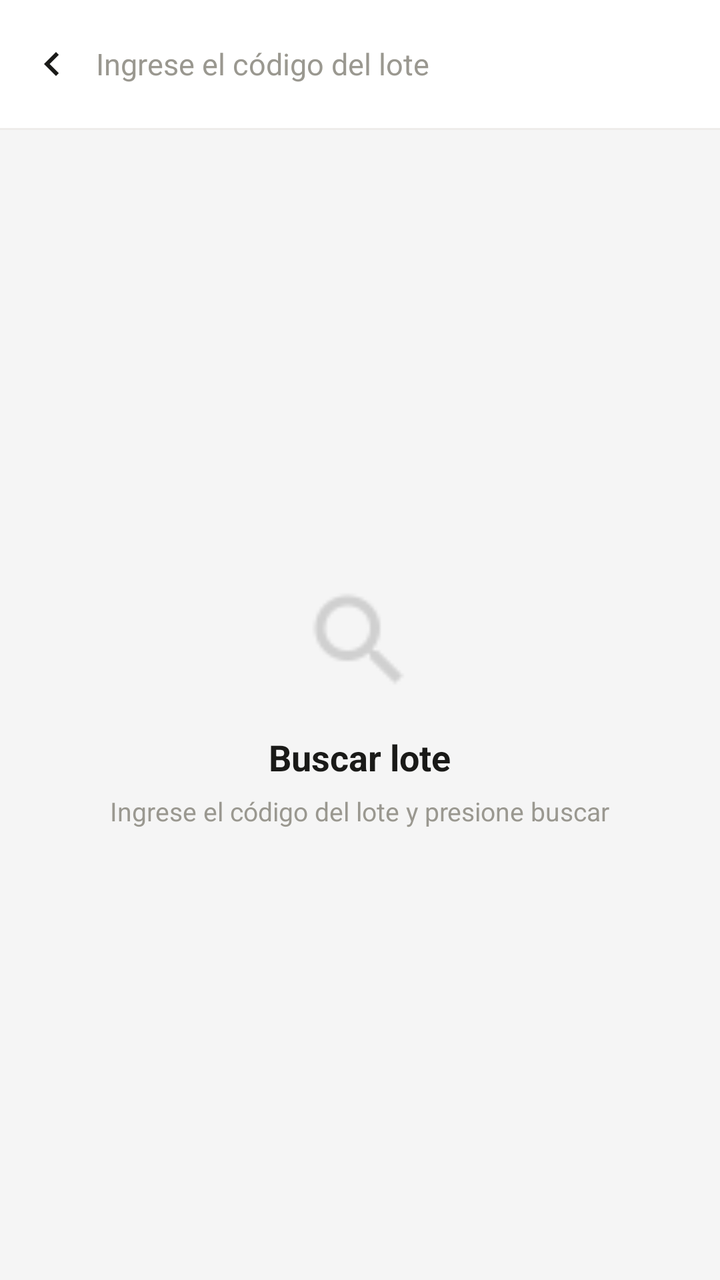
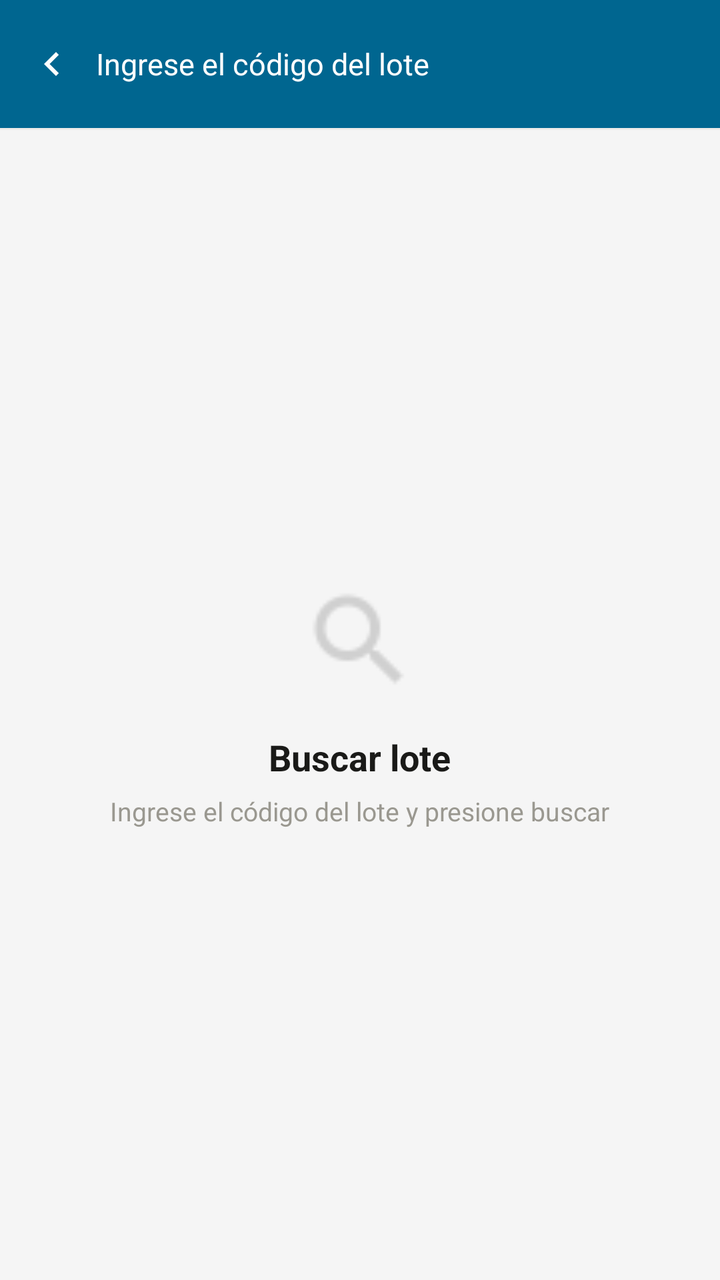

Compare the two renders of this Android layout. The source of the first and the diff that turns it into the second are given below.
<!-- AndroidManifest.xml: activity theme Theme.GMV -->
<!-- res/layout/activity_historial_lotes.xml -->
<?xml version="1.0" encoding="utf-8"?>
<LinearLayout xmlns:android="http://schemas.android.com/apk/res/android"
    xmlns:app="http://schemas.android.com/apk/res-auto"
    android:layout_width="match_parent"
    android:layout_height="match_parent"
    android:background="@color/grey_5"
    android:fitsSystemWindows="true"
    android:orientation="vertical">

    <com.google.android.material.appbar.AppBarLayout
        android:layout_width="match_parent"
        android:layout_height="wrap_content"
        android:background="@android:color/white"
        android:elevation="0dp"
        android:fitsSystemWindows="true">

        <androidx.appcompat.widget.Toolbar
            android:id="@+id/toolbar"
            android:layout_width="match_parent"
            android:layout_height="?attr/actionBarSize"
            android:background="@android:color/white"
            app:contentInsetStart="0dp"
            app:contentInsetEnd="0dp">

            <LinearLayout
                android:layout_width="match_parent"
                android:layout_height="match_parent"
                android:gravity="center_vertical"
                android:orientation="horizontal"
                android:paddingStart="4dp"
                android:paddingEnd="12dp">

                <ImageButton
                    android:id="@+id/btn_back"
                    android:layout_width="44dp"
                    android:layout_height="44dp"
                    android:background="?attr/selectableItemBackgroundBorderless"
                    android:contentDescription="Regresar"
                    android:src="@drawable/ic_arrow_left"
                    android:tint="#1A1A18" />

                <EditText
                    android:id="@+id/et_search"
                    android:layout_width="0dp"
                    android:layout_height="match_parent"
                    android:layout_weight="1"
                    android:background="@android:color/transparent"
                    android:hint="Ingrese el código del lote"
                    android:imeOptions="actionSearch"
                    android:inputType="text"
                    android:maxLines="1"
                    android:textColor="#1A1A18"
                    android:textColorHint="#9A9890"
                    android:textSize="15sp" />

                <ImageButton
                    android:id="@+id/btn_clear"
                    android:layout_width="40dp"
                    android:layout_height="40dp"
                    android:background="?attr/selectableItemBackgroundBorderless"
                    android:contentDescription="Limpiar"
                    android:src="@drawable/ic_close"
                    android:tint="#9A9890"
                    android:visibility="gone" />

            </LinearLayout>

        </androidx.appcompat.widget.Toolbar>

    </com.google.android.material.appbar.AppBarLayout>

    <View
        android:layout_width="match_parent"
        android:layout_height="1dp"
        android:background="#EEECEA" />

    <FrameLayout
        android:layout_width="match_parent"
        android:layout_height="match_parent">

        <LinearLayout
            android:id="@+id/lyt_results"
            android:layout_width="match_parent"
            android:layout_height="match_parent"
            android:orientation="vertical"
            android:paddingTop="12dp"
            android:visibility="gone">

            <TextView
                android:id="@+id/tv_result_count"
                android:layout_width="wrap_content"
                android:layout_height="wrap_content"
                android:layout_marginStart="18dp"
                android:layout_marginBottom="8dp"
                android:textColor="#9A9890"
                android:textSize="12sp"
                android:textStyle="bold"
                android:visibility="gone" />

            <androidx.recyclerview.widget.RecyclerView
                android:id="@+id/rv_resultados"
                android:layout_width="match_parent"
                android:layout_height="match_parent"
                android:overScrollMode="never"
                android:scrollbars="vertical"
                android:scrollingCache="true" />

        </LinearLayout>

        <LinearLayout
            android:id="@+id/lyt_empty"
            android:layout_width="match_parent"
            android:layout_height="match_parent"
            android:gravity="center"
            android:orientation="vertical"
            android:visibility="visible">

            <ImageView
                android:layout_width="60dp"
                android:layout_height="60dp"
                android:importantForAccessibility="no"
                android:src="@drawable/ic_search"
                android:tint="#D0D0D0" />

            <TextView
                android:layout_width="wrap_content"
                android:layout_height="wrap_content"
                android:layout_marginTop="16dp"
                android:text="Buscar lote"
                android:textColor="#1A1A18"
                android:textSize="18sp"
                android:textStyle="bold" />

            <TextView
                android:layout_width="wrap_content"
                android:layout_height="wrap_content"
                android:layout_marginTop="6dp"
                android:text="Ingrese el código del lote y presione buscar"
                android:textColor="#9A9890"
                android:textSize="13sp" />

        </LinearLayout>

        <LinearLayout
            android:id="@+id/lyt_no_result"
            android:layout_width="match_parent"
            android:layout_height="match_parent"
            android:gravity="center"
            android:orientation="vertical"
            android:visibility="gone">

            <ImageView
                android:layout_width="60dp"
                android:layout_height="60dp"
                android:importantForAccessibility="no"
                android:src="@drawable/ic_close"
                android:tint="#EF5350" />

            <TextView
                android:layout_width="wrap_content"
                android:layout_height="wrap_content"
                android:layout_marginTop="16dp"
                android:text="Sin resultados"
                android:textColor="#1A1A18"
                android:textSize="18sp"
                android:textStyle="bold" />

            <TextView
                android:layout_width="wrap_content"
                android:layout_height="wrap_content"
                android:layout_marginTop="6dp"
                android:gravity="center"
                android:paddingHorizontal="32dp"
                android:text="No se encontró ninguna coincidencia con ese lote"
                android:textColor="#9A9890"
                android:textSize="13sp" />

        </LinearLayout>

        <ProgressBar
            android:id="@+id/progress_bar"
            android:layout_width="40dp"
            android:layout_height="40dp"
            android:layout_gravity="center"
            android:visibility="gone" />

        <LinearLayout
            android:id="@+id/lyt_suggestion"
            android:layout_width="match_parent"
            android:layout_height="match_parent"
            android:background="@android:color/white"
            android:orientation="vertical"
            android:visibility="gone">

            <LinearLayout
                android:layout_width="match_parent"
                android:layout_height="56dp"
                android:gravity="center_vertical"
                android:paddingHorizontal="18dp">

                <TextView
                    android:layout_width="0dp"
                    android:layout_height="wrap_content"
                    android:layout_weight="1"
                    android:text="Recientes"
                    android:textColor="#9A9890"
                    android:textSize="12sp"
                    android:textStyle="bold" />

                <TextView
                    android:id="@+id/btn_clear_history"
                    android:layout_width="wrap_content"
                    android:layout_height="wrap_content"
                    android:clickable="true"
                    android:focusable="true"
                    android:padding="4dp"
                    android:text="Borrar"
                    android:textColor="#EF5350"
                    android:textSize="12sp" />
            </LinearLayout>

            <androidx.recyclerview.widget.RecyclerView
                android:id="@+id/recycler_suggestion"
                android:layout_width="match_parent"
                android:layout_height="match_parent"
                android:background="@android:color/white"
                android:cacheColorHint="#0000"
                android:scrollbars="none"
                android:scrollingCache="true" />
        </LinearLayout>

    </FrameLayout>

</LinearLayout>
<!-- resources referenced by this layout -->
<resources>
  <color name="grey_5">#F5F5F5</color>
  <style name="Theme.GMV" parent="Base.Theme.GMV" />
  <color name="primary">#337AB7</color>
  <color name="on_primary">#FFFFFF</color>
  <color name="primary_container">#D6E4F0</color>
  <color name="on_primary_container">#1A3A5C</color>
  <color name="secondary">#3A539B</color>
  <color name="on_secondary">#FFFFFF</color>
  <color name="secondary_container">#D6DCE8</color>
  <color name="on_secondary_container">#1C2A5C</color>
  <color name="tertiary">#7E57C2</color>
  <color name="on_tertiary">#FFFFFF</color>
  <color name="tertiary_container">#EDE7F6</color>
  <color name="on_tertiary_container">#311B92</color>
  <color name="error">#EF5350</color>
  <color name="on_error">#FFFFFF</color>
  <color name="error_container">#FFEBEE</color>
  <color name="on_error_container">#B71C1C</color>
  <color name="background">#F2F2F2</color>
  <color name="on_background">#000000</color>
  <color name="surface">#E7E7E7</color>
  <color name="on_surface">#000000</color>
  <color name="surface_variant">#D4D4D4</color>
  <color name="on_surface_variant">#535353</color>
  <color name="outline">#B0BEC5</color>
  <color name="outline_variant">#CFD8DC</color>
  <style name="TextAppearance.M3.DisplayMedium">
          <item name="android:textSize">45sp</item>
          <item name="android:letterSpacing">0</item>
          <item name="android:lineHeight">52sp</item>
          <item name="android:fontFamily">sans-serif</item>
      </style>
  <style name="TextAppearance.M3.DisplaySmall">
          <item name="android:textSize">36sp</item>
          <item name="android:letterSpacing">0</item>
          <item name="android:lineHeight">44sp</item>
          <item name="android:fontFamily">sans-serif</item>
      </style>
  <style name="TextAppearance.M3.HeadlineLarge">
          <item name="android:textSize">32sp</item>
          <item name="android:letterSpacing">0</item>
          <item name="android:lineHeight">40sp</item>
          <item name="android:fontFamily">sans-serif</item>
      </style>
  <style name="TextAppearance.M3.HeadlineMedium">
          <item name="android:textSize">28sp</item>
          <item name="android:letterSpacing">0</item>
          <item name="android:lineHeight">36sp</item>
          <item name="android:fontFamily">sans-serif</item>
      </style>
  <style name="TextAppearance.M3.HeadlineSmall">
          <item name="android:textSize">24sp</item>
          <item name="android:letterSpacing">0</item>
          <item name="android:lineHeight">32sp</item>
          <item name="android:fontFamily">sans-serif</item>
      </style>
  <style name="TextAppearance.M3.TitleLarge">
          <item name="android:textSize">22sp</item>
          <item name="android:letterSpacing">0</item>
          <item name="android:lineHeight">28sp</item>
          <item name="android:fontFamily">sans-serif</item>
      </style>
  <style name="TextAppearance.M3.BodyLarge">
          <item name="android:textSize">16sp</item>
          <item name="android:letterSpacing">0.5</item>
          <item name="android:lineHeight">24sp</item>
          <item name="android:fontFamily">sans-serif</item>
      </style>
  <style name="TextAppearance.M3.BodyMedium">
          <item name="android:textSize">14sp</item>
          <item name="android:letterSpacing">0.25</item>
          <item name="android:lineHeight">20sp</item>
          <item name="android:fontFamily">sans-serif</item>
      </style>
  <style name="TextAppearance.M3.BodySmall">
          <item name="android:textSize">12sp</item>
          <item name="android:letterSpacing">0.4</item>
          <item name="android:lineHeight">16sp</item>
          <item name="android:fontFamily">sans-serif</item>
      </style>
  <color name="colorUmkPrimaryDark">#003044</color>
  <!-- unchanged entries left out for length: 10 -->
</resources>

<!-- the commit's change to res/layout/activity_historial_lotes.xml (unified diff, before → after) -->
@@ -18,7 +18,7 @@
             android:id="@+id/toolbar"
             android:layout_width="match_parent"
             android:layout_height="?attr/actionBarSize"
-            android:background="@android:color/white"
+            android:background="@color/colorUmkPrimary"
             app:contentInsetStart="0dp"
             app:contentInsetEnd="0dp">
 
@@ -37,7 +37,7 @@
                     android:background="?attr/selectableItemBackgroundBorderless"
                     android:contentDescription="Regresar"
                     android:src="@drawable/ic_arrow_left"
-                    android:tint="#1A1A18" />
+                    android:tint="@color/white" />
 
                 <EditText
                     android:id="@+id/et_search"
@@ -49,8 +49,8 @@
                     android:imeOptions="actionSearch"
                     android:inputType="text"
                     android:maxLines="1"
-                    android:textColor="#1A1A18"
-                    android:textColorHint="#9A9890"
+                    android:textColor="@color/white"
+                    android:textColorHint="@color/white"
                     android:textSize="15sp" />
 
                 <ImageButton
<!-- resource entries referenced after the edit -->
@@ -1,6 +1,8 @@
 <!-- resources referenced by this layout -->
 <resources>
+  <color name="colorUmkPrimary">#006690</color>
   <color name="grey_5">#F5F5F5</color>
+  <color name="white">#FFFFFF</color>
   <style name="Theme.GMV" parent="Base.Theme.GMV" />
   <color name="primary">#337AB7</color>
   <color name="on_primary">#FFFFFF</color>
